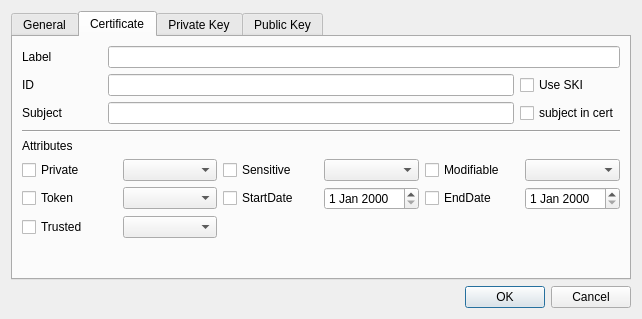
First picture: the form in CryptokiMan/import_pfx_dlg.ui, repository jykim74/CryptokiMan, before the edit.
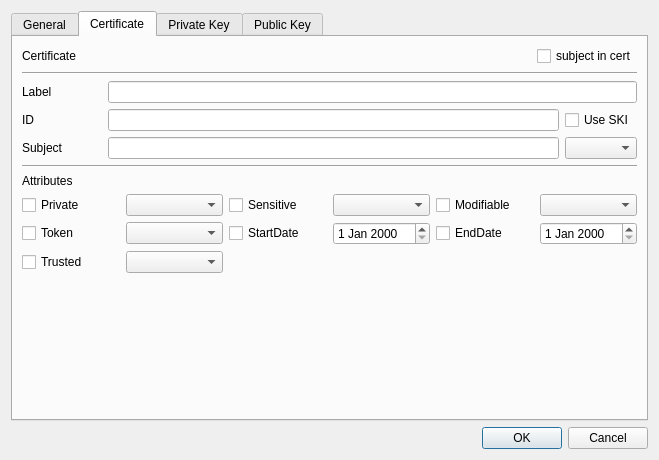
Second picture: the form after the edit. The open tabs and pages were chosen to show the change.

Commit message: Subject 값에서 Text 와 DER 선택 지원

Patch:
```diff
--- a/CryptokiMan/import_pfx_dlg.ui
+++ b/CryptokiMan/import_pfx_dlg.ui
@@ -6,8 +6,8 @@
    <rect>
     <x>0</x>
     <y>0</y>
-    <width>642</width>
-    <height>304</height>
+    <width>659</width>
+    <height>460</height>
    </rect>
   </property>
   <property name="windowTitle">
@@ -349,13 +349,54 @@
        <string>Certificate</string>
       </attribute>
       <layout class="QVBoxLayout" name="verticalLayout_3">
+       <item>
+        <layout class="QGridLayout" name="gridLayout_11">
+         <property name="topMargin">
+          <number>0</number>
+         </property>
+         <item row="0" column="2">
+          <widget class="QCheckBox" name="mCertSubjectInCertCheck">
+           <property name="text">
+            <string>subject in cert</string>
+           </property>
+          </widget>
+         </item>
+         <item row="0" column="0">
+          <widget class="QLabel" name="label_20">
+           <property name="text">
+            <string>Certificate</string>
+           </property>
+          </widget>
+         </item>
+         <item row="0" column="1">
+          <spacer name="horizontalSpacer_2">
+           <property name="orientation">
+            <enum>Qt::Horizontal</enum>
+           </property>
+           <property name="sizeHint" stdset="0">
+            <size>
+             <width>40</width>
+             <height>20</height>
+            </size>
+           </property>
+          </spacer>
+         </item>
+        </layout>
+       </item>
+       <item>
+        <widget class="Line" name="line_8">
+         <property name="orientation">
+          <enum>Qt::Horizontal</enum>
+         </property>
+        </widget>
+       </item>
        <item>
         <layout class="QGridLayout" name="gridLayout_2">
          <property name="topMargin">
           <number>0</number>
          </property>
          <item row="2" column="0">
-          <widget class="QLabel" name="label_18">
+          <widget class="QLabel" name="mCertSubjectLabel">
            <property name="text">
             <string>Subject</string>
            </property>
@@ -384,13 +425,6 @@
            </property>
           </widget>
          </item>
-         <item row="2" column="2">
-          <widget class="QCheckBox" name="mCertSubjectInCertCheck">
-           <property name="text">
-            <string>subject in cert</string>
-           </property>
-          </widget>
-         </item>
          <item row="0" column="1" colspan="2">
           <widget class="QLineEdit" name="mCertLabelText"/>
          </item>
@@ -404,6 +438,9 @@
            </property>
           </widget>
          </item>
+         <item row="2" column="2">
+          <widget class="QComboBox" name="mCertSubjectTypeCombo"/>
+         </item>
         </layout>
        </item>
        <item>
@@ -517,6 +554,47 @@
        <string>Private Key</string>
       </attribute>
       <layout class="QVBoxLayout" name="verticalLayout_4">
+       <item>
+        <layout class="QGridLayout" name="gridLayout_12">
+         <property name="topMargin">
+          <number>0</number>
+         </property>
+         <item row="0" column="2">
+          <widget class="QCheckBox" name="mPriSubjectInCertCheck">
+           <property name="text">
+            <string>subject in cert</string>
+           </property>
+          </widget>
+         </item>
+         <item row="0" column="0">
+          <widget class="QLabel" name="label_18">
+           <property name="text">
+            <string>Private Key</string>
+           </property>
+          </widget>
+         </item>
+         <item row="0" column="1">
+          <spacer name="horizontalSpacer_3">
+           <property name="orientation">
+            <enum>Qt::Horizontal</enum>
+           </property>
+           <property name="sizeHint" stdset="0">
+            <size>
+             <width>40</width>
+             <height>20</height>
+            </size>
+           </property>
+          </spacer>
+         </item>
+        </layout>
+       </item>
+       <item>
+        <widget class="Line" name="line_7">
+         <property name="orientation">
+          <enum>Qt::Horizontal</enum>
+         </property>
+        </widget>
+       </item>
        <item>
         <layout class="QGridLayout" name="gridLayout_3">
          <property name="topMargin">
```
Left out of the diff: 65 changed lines with no effect on the pictures. The commit also changes 20 other files.
